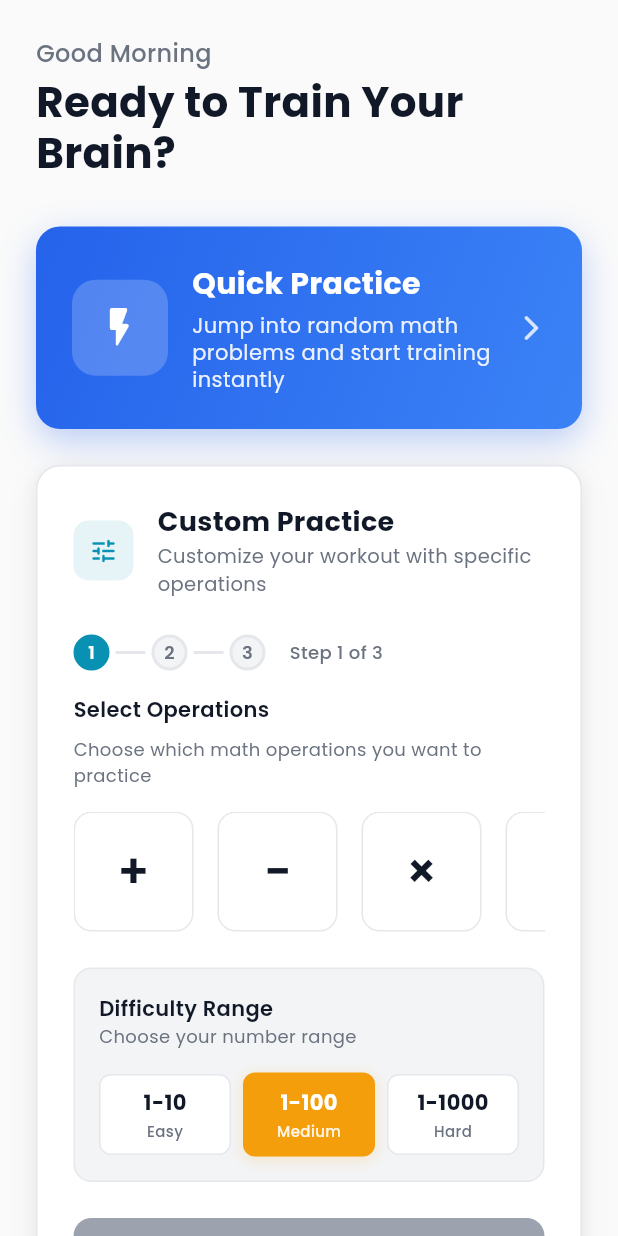
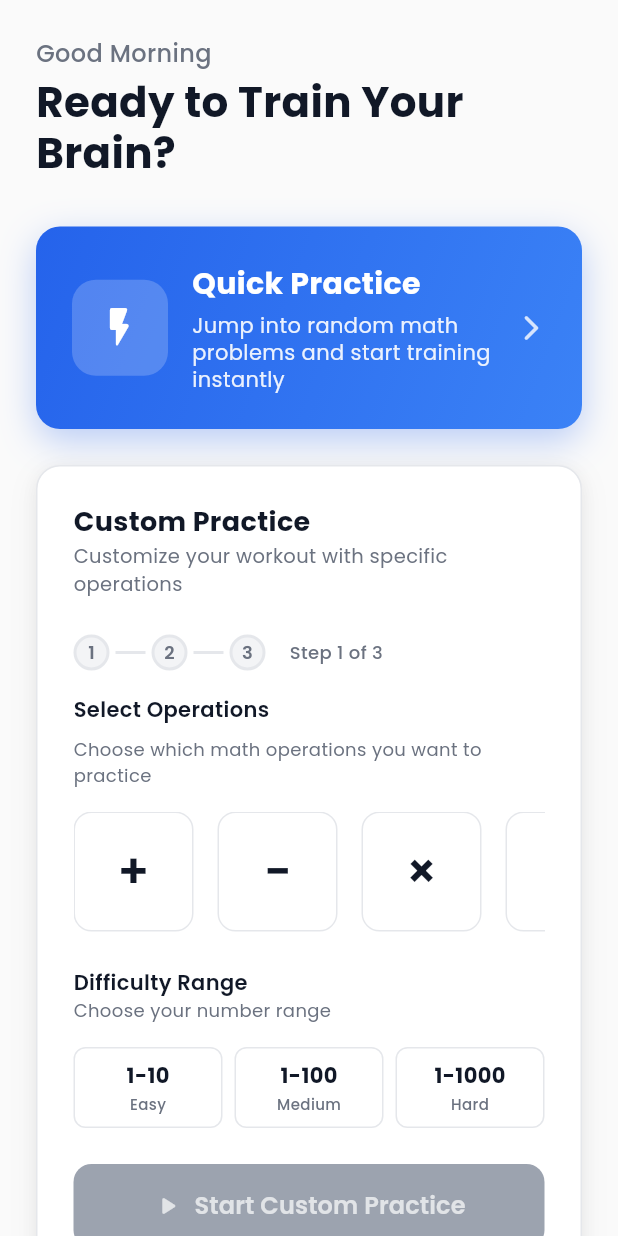
Before and after one commit to prime-infinity/numeracy_app, a Flutter app: the Home screen opened by its route, on a phone screen of 412 x 824 dp. Run offline on Flutter 3.47's test engine with Material 3 defaults, Android fonts, the phone set to English and light mode, and no system bars; our stand-ins replace flutter_riverpod, go_router, google_fonts, riverpod_annotation; generated files the repository leaves out were written again.

Commit message:
fixed numeracy new rebrand

```diff
--- a/lib/screens/home/home.dart
+++ b/lib/screens/home/home.dart
@@ -13,6 +13,30 @@ class Home extends ConsumerStatefulWidget {
 }
 
 class _HomeState extends ConsumerState<Home> {
+  // Track the current step progress
+  int _currentStep =
+      0; // 0: no progress, 1: operation selected, 2: difficulty selected, 3: starting
+
+  void _onOperationSelected(bool hasOperations) {
+    setState(() {
+      _currentStep = hasOperations ? 1 : 0;
+    });
+  }
+
+  void _onDifficultySelected() {
+    setState(() {
+      if (_currentStep >= 1) {
+        _currentStep = 2;
+      }
+    });
+  }
+
+  void _onStartPractice() {
+    setState(() {
+      _currentStep = 3;
+    });
+  }
+
   @override
   Widget build(BuildContext context) {
     return Scaffold(
@@ -178,20 +202,6 @@ class _HomeState extends ConsumerState<Home> {
           // Section Header
           Row(
             children: [
-              Container(
-                width: 40,
-                height: 40,
-                decoration: BoxDecoration(
-                  color: AppColors.secondaryColor.withOpacity(0.1),
-                  borderRadius: BorderRadius.circular(10),
-                ),
-                child: Icon(
-                  Icons.tune_rounded,
-                  color: AppColors.secondaryColor,
-                  size: 20,
-                ),
-              ),
-              SizedBox(width: AppDimensions.spacingM),
               Expanded(
                 child: Column(
                   crossAxisAlignment: CrossAxisAlignment.start,
@@ -244,7 +254,11 @@ class _HomeState extends ConsumerState<Home> {
           SizedBox(height: AppDimensions.spacingM),
 
           // Multi-selectable tabs
-          const MultiSelectableTabs(),
+          MultiSelectableTabs(
+            onOperationSelected: _onOperationSelected,
+            onDifficultySelected: _onDifficultySelected,
+            onStartPractice: _onStartPractice,
+          ),
         ],
       ),
     );
@@ -253,14 +267,14 @@ class _HomeState extends ConsumerState<Home> {
   Widget _buildStepIndicator() {
     return Row(
       children: [
-        _buildStepDot(isActive: true, stepNumber: 1),
-        _buildStepLine(),
-        _buildStepDot(isActive: false, stepNumber: 2),
-        _buildStepLine(),
-        _buildStepDot(isActive: false, stepNumber: 3),
+        _buildStepDot(isActive: _currentStep >= 1, stepNumber: 1),
+        _buildStepLine(isActive: _currentStep >= 2),
+        _buildStepDot(isActive: _currentStep >= 2, stepNumber: 2),
+        _buildStepLine(isActive: _currentStep >= 3),
+        _buildStepDot(isActive: _currentStep >= 3, stepNumber: 3),
         SizedBox(width: AppDimensions.spacingM),
         Text(
-          'Step 1 of 3',
+          'Step ${_currentStep > 0 ? _currentStep : 1} of 3',
           style: GoogleFonts.poppins(
             fontSize: 12,
             fontWeight: FontWeight.w500,
@@ -272,7 +286,9 @@ class _HomeState extends ConsumerState<Home> {
   }
 
   Widget _buildStepDot({required bool isActive, required int stepNumber}) {
-    return Container(
+    return AnimatedContainer(
+      duration: const Duration(milliseconds: 300),
+      curve: Curves.easeInOut,
       width: 24,
       height: 24,
       decoration: BoxDecoration(
@@ -284,23 +300,26 @@ class _HomeState extends ConsumerState<Home> {
         ),
       ),
       child: Center(
-        child: Text(
-          stepNumber.toString(),
+        child: AnimatedDefaultTextStyle(
+          duration: const Duration(milliseconds: 300),
           style: GoogleFonts.poppins(
             fontSize: 12,
             fontWeight: FontWeight.w600,
             color: isActive ? Colors.white : AppColors.textSecondary,
           ),
+          child: Text(stepNumber.toString()),
         ),
       ),
     );
   }
 
-  Widget _buildStepLine() {
-    return Container(
+  Widget _buildStepLine({bool isActive = false}) {
+    return AnimatedContainer(
+      duration: const Duration(milliseconds: 300),
+      curve: Curves.easeInOut,
       width: 20,
       height: 2,
-      color: AppColors.borderColor,
+      color: isActive ? AppColors.secondaryColor : AppColors.borderColor,
       margin: EdgeInsets.symmetric(horizontal: AppDimensions.spacingXS),
     );
   }
--- a/lib/screens/home/multi_selectable_tabs.dart
+++ b/lib/screens/home/multi_selectable_tabs.dart
@@ -6,7 +6,16 @@ import 'package:numeracy_app/theme.dart';
 import 'package:go_router/go_router.dart';
 
 class MultiSelectableTabs extends StatefulWidget {
-  const MultiSelectableTabs({super.key});
+  final Function(bool) onOperationSelected;
+  final VoidCallback onDifficultySelected;
+  final VoidCallback onStartPractice;
+
+  const MultiSelectableTabs({
+    super.key,
+    required this.onOperationSelected,
+    required this.onDifficultySelected,
+    required this.onStartPractice,
+  });
 
   @override
   MultiSelectableTabsState createState() => MultiSelectableTabsState();
@@ -15,7 +24,8 @@ class MultiSelectableTabs extends StatefulWidget {
 class MultiSelectableTabsState extends State<MultiSelectableTabs> {
   // Track selected tabs
   final List<bool> _selectedTabs = [false, false, false, false];
-  String _selectedRange = 'b'; // Default to 1-100
+  String _selectedRange = ''; // Start with no selection
+  bool _isStarting = false; // Track if we're in the starting animation
 
   // Tab data with corresponding operations
   final List<Map<String, dynamic>> _tabs = [
@@ -64,14 +74,8 @@ class MultiSelectableTabsState extends State<MultiSelectableTabs> {
 
   Widget _buildDifficultySection() {
     return Container(
-      padding: EdgeInsets.all(AppDimensions.spacingM),
       decoration: BoxDecoration(
-        color: AppColors.surfaceVariant,
         borderRadius: BorderRadius.circular(AppDimensions.containerRadius),
-        border: Border.all(
-          color: AppColors.borderColor,
-          width: 1,
-        ),
       ),
       child: Column(
         crossAxisAlignment: CrossAxisAlignment.start,
@@ -149,7 +153,7 @@ class MultiSelectableTabsState extends State<MultiSelectableTabs> {
     final isSelected = _selectedRange == value;
 
     return GestureDetector(
-      onTap: () => setState(() => _selectedRange = value),
+      onTap: () => _handleDifficultySelection(value),
       child: AnimatedContainer(
         duration: const Duration(milliseconds: 200),
         padding: EdgeInsets.symmetric(
@@ -207,10 +211,11 @@ class MultiSelectableTabsState extends State<MultiSelectableTabs> {
       width: double.infinity,
       height: AppDimensions.buttonHeight,
       child: ElevatedButton(
-        onPressed: canBegin ? _handleBegin : null,
+        onPressed: (canBegin && !_isStarting) ? _handleBegin : null,
         style: ElevatedButton.styleFrom(
-          backgroundColor:
-              canBegin ? AppColors.primaryColor : AppColors.textTertiary,
+          backgroundColor: canBegin
+              ? (_isStarting ? AppColors.successColor : AppColors.primaryColor)
+              : AppColors.textTertiary,
           foregroundColor: Colors.white,
           elevation: canBegin ? 4 : 0,
           shadowColor: canBegin
@@ -222,13 +227,43 @@ class MultiSelectableTabsState extends State<MultiSelectableTabs> {
           disabledBackgroundColor: AppColors.textTertiary,
           disabledForegroundColor: Colors.white.withOpacity(0.7),
         ),
-        child: Row(
+        child: AnimatedSwitcher(
+          duration: const Duration(milliseconds: 300),
+          child: _isStarting
+              ? Row(
+                  key: const ValueKey('loading'),
+                  mainAxisAlignment: MainAxisAlignment.center,
+                  children: [
+                    SizedBox(
+                      width: 16,
+                      height: 16,
+                      child: CircularProgressIndicator(
+                        strokeWidth: 2,
+                        valueColor: AlwaysStoppedAnimation<Color>(
+                          Colors.white.withOpacity(0.8),
+                        ),
+                      ),
+                    ),
+                    SizedBox(width: AppDimensions.spacingS),
+                    Text(
+                      'Starting...',
+                      style: GoogleFonts.poppins(
+                        fontSize: 16,
+                        fontWeight: FontWeight.w600,
+                      ),
+                    ),
+                  ],
+                )
+              : Row(
+                  key: const ValueKey('start'),
                   mainAxisAlignment: MainAxisAlignment.center,
                   children: [
                     Icon(
                       Icons.play_arrow_rounded,
                       size: 20,
-              color: canBegin ? Colors.white : Colors.white.withOpacity(0.7),
+                      color: canBegin
+                          ? Colors.white
+                          : Colors.white.withOpacity(0.7),
                     ),
                     SizedBox(width: AppDimensions.spacingS),
                     Text(
@@ -241,16 +276,40 @@ class MultiSelectableTabsState extends State<MultiSelectableTabs> {
                   ],
                 ),
         ),
+      ),
     );
   }
 
   bool _canBegin() {
-    // Check if at least one operation is selected
-    return _selectedTabs.contains(true);
+    // Check if at least one operation is selected AND a difficulty range is selected
+    return _selectedTabs.contains(true) && _selectedRange.isNotEmpty;
   }
 
-  void _handleBegin() {
-    if (!_canBegin()) return;
+  void _handleDifficultySelection(String value) {
+    setState(() {
+      _selectedRange = value;
+    });
+
+    // Only call the callback if we have operations selected too
+    if (_selectedTabs.contains(true)) {
+      widget.onDifficultySelected();
+    }
+  }
+
+  Future<void> _handleBegin() async {
+    if (!_canBegin() || _isStarting) return;
+
+    // Start the loading animation and trigger step 3
+    setState(() {
+      _isStarting = true;
+    });
+
+    widget.onStartPractice();
+
+    // Add a delay before navigation
+    await Future.delayed(const Duration(milliseconds: 1500));
+
+    if (!mounted) return;
 
     // Build a list of selected operation names.
     final selectedOps = <String>[];
@@ -264,12 +323,24 @@ class MultiSelectableTabsState extends State<MultiSelectableTabs> {
     final operationsQuery = selectedOps.join(',');
 
     // Navigate to the questions route with query parameters for range and operations.
-    context.go('/questions?range=$_selectedRange&operations=$operationsQuery');
+    if (mounted) {
+      context
+          .go('/questions?range=$_selectedRange&operations=$operationsQuery');
+    }
   }
 
   void _handleTabPress(int index) {
     setState(() {
       _selectedTabs[index] = !_selectedTabs[index];
     });
+
+    // Check if any operations are selected
+    final hasOperations = _selectedTabs.contains(true);
+    widget.onOperationSelected(hasOperations);
+
+    // If difficulty is also selected, update step 2
+    if (hasOperations && _selectedRange.isNotEmpty) {
+      widget.onDifficultySelected();
     }
   }
+}
--- a/lib/screens/questions/question.dart
+++ b/lib/screens/questions/question.dart
@@ -271,7 +271,6 @@ class _QuestionState extends ConsumerState<Question> {
                   color: AppColors.borderColor,
                   width: 1,
                 ),
-                boxShadow: AppShadows.cardShadow,
               ),
               child: Row(
                 mainAxisAlignment: MainAxisAlignment.spaceBetween,
```
Lines whose indentation alone changed are shown as unchanged.
